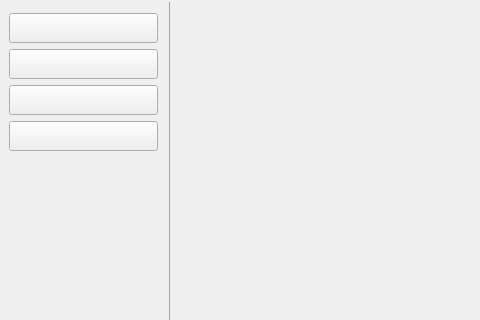
First picture: the form in widget/Setting/WSettingSelectWidget.ui, repository yechaoGitHub/AI, before the edit; both pictures show x 0 to 480 and y 0 to 320 of the 820 by 740 pixel window.
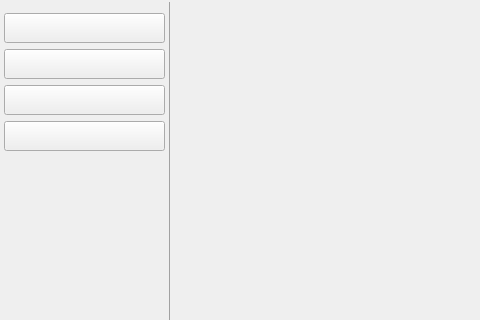
Second picture: the form after the edit. Custom widgets are drawn as their Qt base class.

```diff
--- a/widget/Setting/WSettingSelectWidget.ui
+++ b/widget/Setting/WSettingSelectWidget.ui
@@ -61,7 +61,10 @@
      </property>
      <layout class="QVBoxLayout" name="verticalLayout">
       <property name="leftMargin">
-       <number>9</number>
+       <number>4</number>
+      </property>
+      <property name="rightMargin">
+       <number>4</number>
       </property>
       <item>
        <widget class="WNavbarButton" name="pb_account">
```
